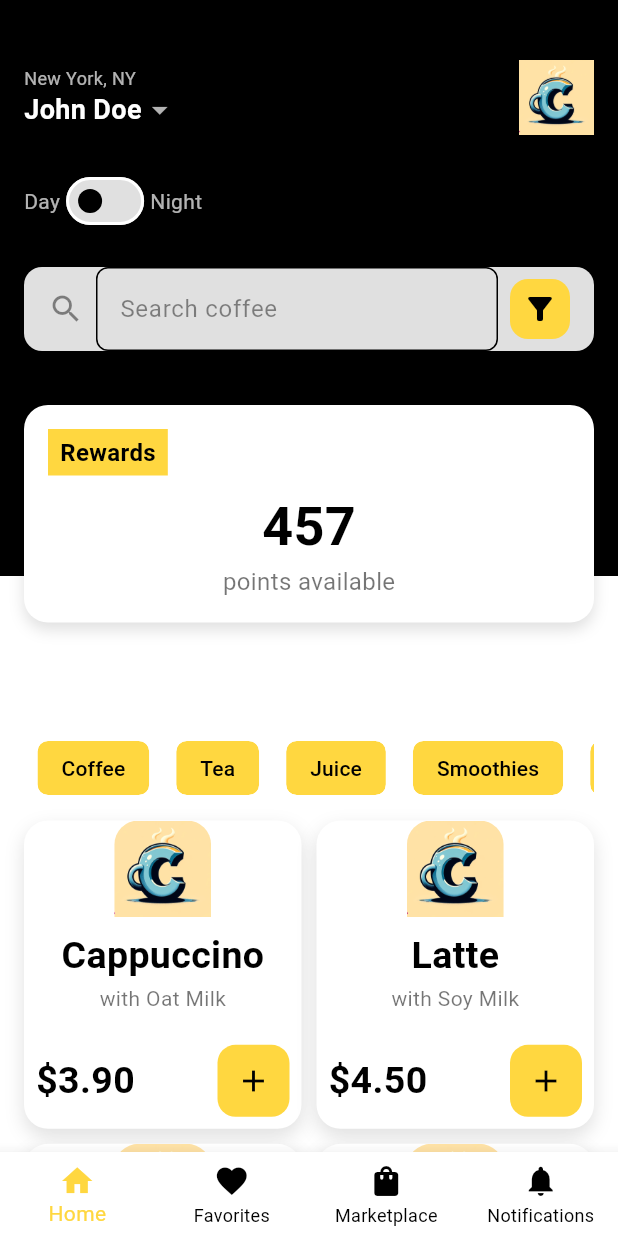
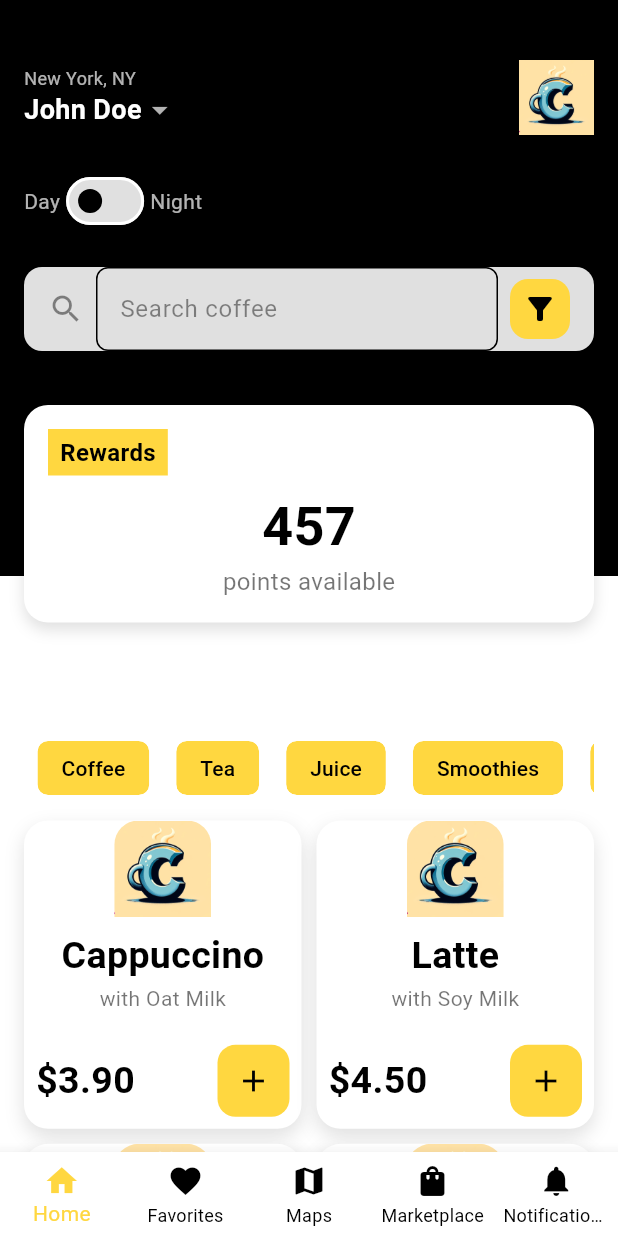
Before and after one commit to seena-kab/CupCompanion, a Flutter app: the HomeScreen screen opened by its route, on a phone screen of 412 x 824 dp. Run offline on Flutter 3.47's test engine with Material 3 defaults, Android fonts, the phone set to English and light mode, and no system bars; our stand-ins replace firebase_auth, firebase_core, firebase_database; accounts and stored records are empty.

Commit message:
changes made to navigation bar added map icon

```diff
--- a/cup_companion/lib/screens/home_screen.dart
+++ b/cup_companion/lib/screens/home_screen.dart
@@ -370,6 +370,10 @@ class HomeScreenState extends State<HomeScreen> {
           label: 'Favorites',
         ),
         BottomNavigationBarItem(
+          icon: Icon(Icons.map),
+          label: 'Maps',
+        ),
+        BottomNavigationBarItem(
           icon: Icon(Icons.shopping_bag),
           label: 'Marketplace',
         ),
```
